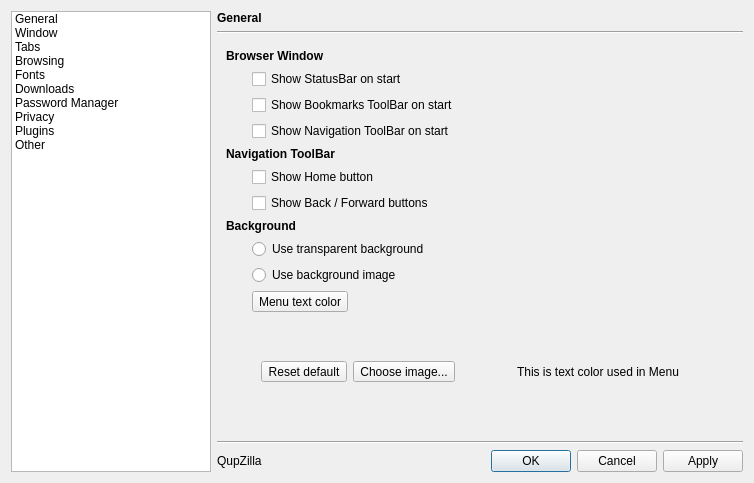
This is src/preferences/preferences.ui in QupZilla/qupzilla as Qt 5 draws it before an edit. The edited form follows.
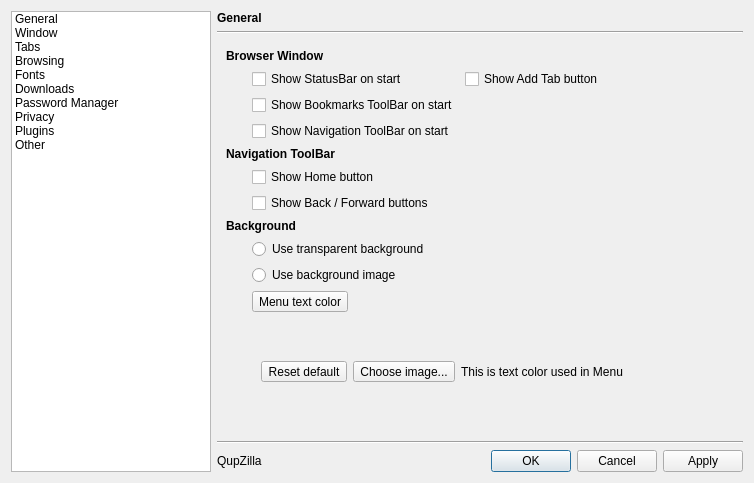
This is the edited form. The open tabs and pages were chosen to show the change. Icons and pictures are not drawn. Custom widgets are drawn as their Qt base class.

Commit message: Add Tab button will only show theme specific icon on Linux + added option to show/hide it

Diff of the .ui file:
```diff
--- a/src/preferences/preferences.ui
+++ b/src/preferences/preferences.ui
@@ -460,7 +460,7 @@
       </layout>
      </widget>
      <widget class="QWidget" name="stackedWidgetPage2">
-      <layout class="QGridLayout" name="gridLayout_7">
+      <layout class="QGridLayout" name="gridLayout_16">
        <item row="0" column="0" colspan="2">
         <widget class="QLabel" name="label_18">
          <property name="text">
@@ -485,82 +485,87 @@
         </spacer>
        </item>
        <item row="1" column="1">
+        <layout class="QGridLayout" name="gridLayout_7">
+         <item row="0" column="0">
         <widget class="QCheckBox" name="showStatusbar">
          <property name="text">
           <string>Show StatusBar on start</string>
          </property>
         </widget>
        </item>
-       <item row="1" column="2">
-        <spacer name="horizontalSpacer_2">
-         <property name="orientation">
-          <enum>Qt::Horizontal</enum>
-         </property>
-         <property name="sizeHint" stdset="0">
-          <size>
-           <width>40</width>
-           <height>20</height>
-          </size>
-         </property>
-        </spacer>
-       </item>
-       <item row="2" column="1">
+         <item row="1" column="0">
         <widget class="QCheckBox" name="showBookmarksToolbar">
          <property name="text">
           <string>Show Bookmarks ToolBar on start</string>
          </property>
         </widget>
        </item>
-       <item row="3" column="1">
+         <item row="2" column="0">
         <widget class="QCheckBox" name="showNavigationToolbar">
          <property name="text">
           <string>Show Navigation ToolBar on start</string>
          </property>
         </widget>
        </item>
-       <item row="4" column="0" colspan="2">
+         <item row="0" column="1">
+          <widget class="QCheckBox" name="showAddTabButton">
+           <property name="text">
+            <string>Show Add Tab button</string>
+           </property>
+          </widget>
+         </item>
+        </layout>
+       </item>
+       <item row="2" column="0" colspan="2">
         <widget class="QLabel" name="label_8">
          <property name="text">
           <string>&lt;b&gt;Navigation ToolBar&lt;/b&gt;</string>
          </property>
         </widget>
        </item>
-       <item row="5" column="1">
+       <item row="3" column="1">
         <widget class="QCheckBox" name="showHome">
          <property name="text">
           <string>Show Home button</string>
          </property>
         </widget>
        </item>
-       <item row="6" column="1">
+       <item row="4" column="1">
         <widget class="QCheckBox" name="showBackForward">
          <property name="text">
           <string>Show Back / Forward buttons</string>
          </property>
         </widget>
        </item>
-       <item row="7" column="0" colspan="2">
+       <item row="5" column="0" colspan="2">
         <widget class="QLabel" name="label_7">
          <property name="text">
           <string>&lt;b&gt;Background&lt;b/&gt;</string>
          </property>
         </widget>
        </item>
-       <item row="8" column="1">
+       <item row="6" column="1">
         <widget class="QRadioButton" name="useTransparentBg">
          <property name="text">
           <string>Use transparent background</string>
          </property>
         </widget>
        </item>
-       <item row="9" column="1">
+       <item row="7" column="1">
         <widget class="QRadioButton" name="useBgImage">
          <property name="text">
           <string>Use background image</string>
          </property>
         </widget>
        </item>
-       <item row="11" column="1" colspan="2">
+       <item row="8" column="1">
+        <widget class="QToolButton" name="textColorChooser">
+         <property name="text">
+          <string>Menu text color</string>
+         </property>
+        </widget>
+       </item>
+       <item row="9" column="1">
         <widget class="QFrame" name="bgLabel">
          <property name="sizePolicy">
           <sizepolicy hsizetype="Preferred" vsizetype="Expanding">
@@ -628,12 +633,18 @@
          </layout>
         </widget>
        </item>
-       <item row="10" column="1">
-        <widget class="QToolButton" name="textColorChooser">
-         <property name="text">
-          <string>Menu text color</string>
+       <item row="1" column="2">
+        <spacer name="horizontalSpacer_2">
+         <property name="orientation">
+          <enum>Qt::Horizontal</enum>
          </property>
-        </widget>
+         <property name="sizeHint" stdset="0">
+          <size>
+           <width>40</width>
+           <height>20</height>
+          </size>
+         </property>
+        </spacer>
        </item>
       </layout>
      </widget>
@@ -988,14 +999,14 @@
            </layout>
           </widget>
          </item>
-         <item row="3" column="1" colspan="4">
+         <item row="1" column="1" colspan="4">
           <widget class="QCheckBox" name="allowCache">
            <property name="text">
             <string>Allow storing network cache on disk</string>
            </property>
           </widget>
          </item>
-         <item row="4" column="2">
+         <item row="2" column="2">
           <widget class="QFrame" name="cacheFrame">
            <layout class="QHBoxLayout" name="horizontalLayout_5">
             <item>
@@ -1015,7 +1026,7 @@
            </layout>
           </widget>
          </item>
-         <item row="4" column="4">
+         <item row="2" column="4">
           <widget class="QSlider" name="cacheMB">
            <property name="minimum">
             <number>10</number>
```
Lines whose indentation alone changed are shown as unchanged. The commit also changes 2 other files.
